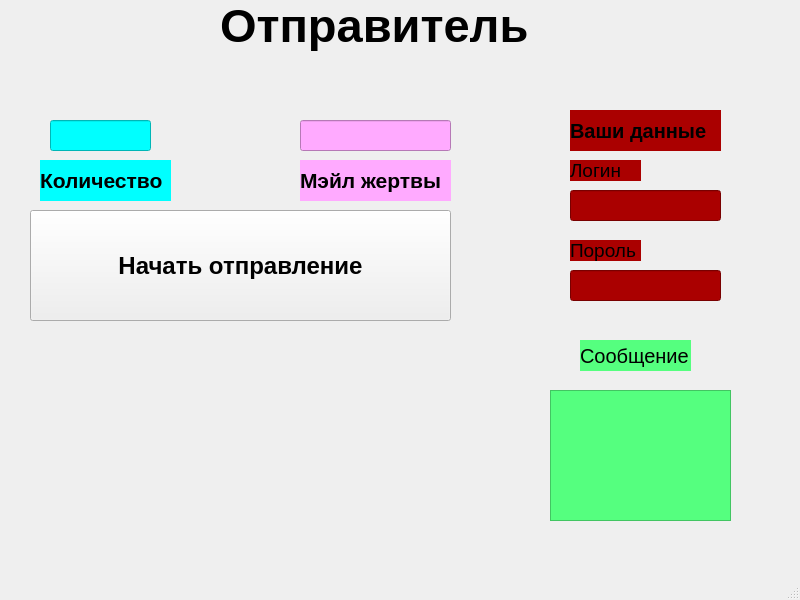
Old version of the form mydesign.ui in the repository R0n1ns/Mail-spammer.
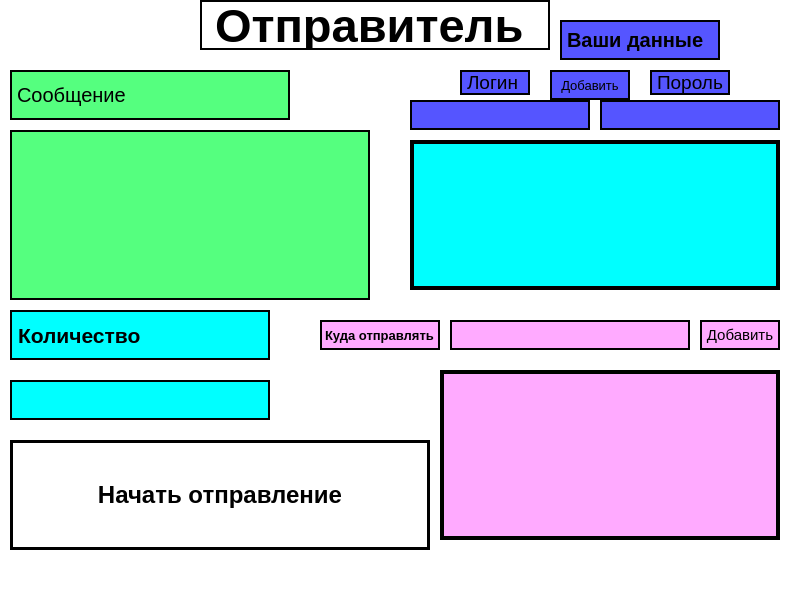
New version of the form.

Commit message: сделан нормальный уи,прикрепить к скрепту gui config v 0.49

What changed in the file:
```diff
--- a/mydesign.ui
+++ b/mydesign.ui
@@ -14,7 +14,7 @@
    <string>MainWindow</string>
   </property>
   <property name="styleSheet">
-   <string notr="true"/>
+   <string notr="true">background-color:rgb(255, 255, 255);</string>
   </property>
   <widget class="QWidget" name="centralwidget">
    <property name="minimumSize">
@@ -29,25 +29,34 @@
      <height>1600</height>
     </size>
    </property>
-   <widget class="QPushButton" name="pushButton">
+   <property name="baseSize">
+    <size>
+     <width>800</width>
+     <height>800</height>
+    </size>
+   </property>
+   <property name="styleSheet">
+    <string notr="true">background-color:rgb(255, 255, 255);</string>
+   </property>
+   <widget class="QPushButton" name="mail_send_but">
     <property name="geometry">
      <rect>
-      <x>30</x>
-      <y>210</y>
-      <width>421</width>
-      <height>111</height>
+      <x>10</x>
+      <y>440</y>
+      <width>420</width>
+      <height>110</height>
      </rect>
     </property>
     <property name="minimumSize">
      <size>
-      <width>150</width>
-      <height>35</height>
+      <width>210</width>
+      <height>55</height>
      </size>
     </property>
     <property name="maximumSize">
      <size>
-      <width>600</width>
-      <height>140</height>
+      <width>840</width>
+      <height>220</height>
      </size>
     </property>
     <property name="font">
@@ -57,6 +66,9 @@
       <bold>true</bold>
      </font>
     </property>
+    <property name="styleSheet">
+     <string notr="true">border: 3px solid black;background-color:rgb(255, 255, 255);</string>
+    </property>
     <property name="text">
      <string>Начать отправление</string>
     </property>
@@ -64,21 +76,21 @@
    <widget class="QLineEdit" name="lineEdit">
     <property name="geometry">
      <rect>
-      <x>50</x>
-      <y>120</y>
-      <width>101</width>
-      <height>31</height>
+      <x>10</x>
+      <y>380</y>
+      <width>260</width>
+      <height>40</height>
      </rect>
     </property>
     <property name="minimumSize">
      <size>
-      <width>30</width>
+      <width>130</width>
       <height>20</height>
      </size>
     </property>
     <property name="maximumSize">
      <size>
-      <width>120</width>
+      <width>520</width>
       <height>80</height>
      </size>
     </property>
@@ -90,18 +102,30 @@
      </font>
     </property>
     <property name="styleSheet">
-     <string notr="true">background-color: rgb(0, 255, 255);</string>
+     <string notr="true">background-color: rgb(0, 255, 255);border: 2px solid black;</string>
     </property>
    </widget>
    <widget class="QLabel" name="vlm">
     <property name="geometry">
      <rect>
-      <x>40</x>
-      <y>160</y>
-      <width>131</width>
-      <height>41</height>
+      <x>10</x>
+      <y>310</y>
+      <width>260</width>
+      <height>50</height>
      </rect>
     </property>
+    <property name="minimumSize">
+     <size>
+      <width>130</width>
+      <height>25</height>
+     </size>
+    </property>
+    <property name="maximumSize">
+     <size>
+      <width>520</width>
+      <height>100</height>
+     </size>
+    </property>
     <property name="font">
      <font>
       <pointsize>16</pointsize>
@@ -110,7 +134,7 @@
      </font>
     </property>
     <property name="styleSheet">
-     <string notr="true">background-color: rgb(0, 255, 255);</string>
+     <string notr="true">background-color: rgb(0, 255, 255);border: 2px solid black;</string>
     </property>
     <property name="text">
      <string>Количество</string>
@@ -119,12 +143,24 @@
    <widget class="QLabel" name="label">
     <property name="geometry">
      <rect>
-      <x>220</x>
+      <x>200</x>
       <y>0</y>
-      <width>331</width>
-      <height>51</height>
+      <width>350</width>
+      <height>50</height>
      </rect>
     </property>
+    <property name="minimumSize">
+     <size>
+      <width>175</width>
+      <height>25</height>
+     </size>
+    </property>
+    <property name="maximumSize">
+     <size>
+      <width>700</width>
+      <height>100</height>
+     </size>
+    </property>
     <property name="font">
      <font>
       <pointsize>35</pointsize>
@@ -132,6 +168,9 @@
       <bold>true</bold>
      </font>
     </property>
+    <property name="styleSheet">
+     <string notr="true">border: 2px solid black;</string>
+    </property>
     <property name="text">
      <string>Отправитель</string>
     </property>
@@ -139,19 +178,31 @@
    <widget class="QLineEdit" name="lineEdit_2">
     <property name="geometry">
      <rect>
-      <x>570</x>
-      <y>270</y>
-      <width>151</width>
-      <height>31</height>
+      <x>600</x>
+      <y>100</y>
+      <width>180</width>
+      <height>30</height>
      </rect>
     </property>
+    <property name="minimumSize">
+     <size>
+      <width>90</width>
+      <height>15</height>
+     </size>
+    </property>
+    <property name="maximumSize">
+     <size>
+      <width>360</width>
+      <height>60</height>
+     </size>
+    </property>
     <property name="font">
      <font>
       <pointsize>15</pointsize>
      </font>
     </property>
     <property name="styleSheet">
-     <string notr="true">background-color:rgb(170, 0, 0);</string>
+     <string notr="true">background-color:rgb(85, 85, 255);border: 2px solid black;</string>
     </property>
     <property name="text">
      <string/>
@@ -160,48 +211,84 @@
    <widget class="QLineEdit" name="lineEdit_3">
     <property name="geometry">
      <rect>
-      <x>300</x>
-      <y>120</y>
-      <width>151</width>
-      <height>31</height>
+      <x>450</x>
+      <y>320</y>
+      <width>240</width>
+      <height>30</height>
      </rect>
     </property>
+    <property name="minimumSize">
+     <size>
+      <width>120</width>
+      <height>15</height>
+     </size>
+    </property>
+    <property name="maximumSize">
+     <size>
+      <width>480</width>
+      <height>60</height>
+     </size>
+    </property>
     <property name="styleSheet">
-     <string notr="true">background-color: rgb(255, 170, 255);</string>
+     <string notr="true">background-color: rgb(255, 170, 255);border: 2px solid black;</string>
     </property>
    </widget>
    <widget class="QLabel" name="vlm_2">
     <property name="geometry">
      <rect>
-      <x>300</x>
-      <y>160</y>
-      <width>151</width>
-      <height>41</height>
+      <x>320</x>
+      <y>320</y>
+      <width>120</width>
+      <height>30</height>
      </rect>
     </property>
+    <property name="minimumSize">
+     <size>
+      <width>60</width>
+      <height>15</height>
+     </size>
+    </property>
+    <property name="maximumSize">
+     <size>
+      <width>240</width>
+      <height>60</height>
+     </size>
+    </property>
     <property name="font">
      <font>
-      <pointsize>16</pointsize>
+      <pointsize>10</pointsize>
       <weight>75</weight>
       <bold>true</bold>
      </font>
     </property>
     <property name="styleSheet">
-     <string notr="true">background-color: rgb(255, 170, 255);</string>
+     <string notr="true">background-color: rgb(255, 170, 255);border: 2px solid black;</string>
     </property>
     <property name="text">
-     <string>Мэйл жертвы</string>
+     <string>Куда отправлять</string>
     </property>
    </widget>
    <widget class="QLabel" name="label_2">
     <property name="geometry">
      <rect>
-      <x>570</x>
-      <y>110</y>
-      <width>151</width>
-      <height>41</height>
+      <x>560</x>
+      <y>20</y>
+      <width>160</width>
+      <height>40</height>
      </rect>
     </property>
+    <property name="minimumSize">
+     <size>
+      <width>80</width>
+      <height>20</height>
+     </size>
+    </property>
+    <property name="maximumSize">
+     <size>
+      <width>320</width>
+      <height>80</height>
+     </size>
+    </property>
     <property name="font">
      <font>
       <pointsize>15</pointsize>
@@ -210,7 +297,7 @@
      </font>
     </property>
     <property name="styleSheet">
-     <string notr="true">background-color:rgb(170, 0, 0);</string>
+     <string notr="true">background-color:rgb(85, 85, 255);border: 2px solid black;</string>
     </property>
     <property name="text">
      <string>Ваши данные</string>
@@ -219,19 +306,31 @@
    <widget class="QLineEdit" name="lineEdit_4">
     <property name="geometry">
      <rect>
-      <x>570</x>
-      <y>190</y>
-      <width>151</width>
-      <height>31</height>
+      <x>410</x>
+      <y>100</y>
+      <width>180</width>
+      <height>30</height>
      </rect>
     </property>
+    <property name="minimumSize">
+     <size>
+      <width>90</width>
+      <height>15</height>
+     </size>
+    </property>
+    <property name="maximumSize">
+     <size>
+      <width>360</width>
+      <height>60</height>
+     </size>
+    </property>
     <property name="font">
      <font>
       <pointsize>15</pointsize>
      </font>
     </property>
     <property name="styleSheet">
-     <string notr="true">background-color:rgb(170, 0, 0);</string>
+     <string notr="true">background-color:rgb(85, 85, 255);border: 2px solid black;</string>
     </property>
     <property name="text">
      <string/>
@@ -240,32 +339,56 @@
    <widget class="QTextEdit" name="textEdit">
     <property name="geometry">
      <rect>
-      <x>550</x>
-      <y>390</y>
-      <width>181</width>
-      <height>131</height>
+      <x>10</x>
+      <y>130</y>
+      <width>360</width>
+      <height>170</height>
      </rect>
     </property>
+    <property name="minimumSize">
+     <size>
+      <width>180</width>
+      <height>85</height>
+     </size>
+    </property>
+    <property name="maximumSize">
+     <size>
+      <width>720</width>
+      <height>340</height>
+     </size>
+    </property>
     <property name="styleSheet">
-     <string notr="true">background-color:rgb(85, 255, 127);</string>
+     <string notr="true">background-color:rgb(85, 255, 127);border: 2px solid black;</string>
     </property>
    </widget>
    <widget class="QLabel" name="label_3">
     <property name="geometry">
      <rect>
-      <x>570</x>
-      <y>240</y>
-      <width>71</width>
-      <height>21</height>
+      <x>650</x>
+      <y>70</y>
+      <width>80</width>
+      <height>25</height>
      </rect>
     </property>
+    <property name="minimumSize">
+     <size>
+      <width>40</width>
+      <height>12</height>
+     </size>
+    </property>
+    <property name="maximumSize">
+     <size>
+      <width>160</width>
+      <height>50</height>
+     </size>
+    </property>
     <property name="font">
      <font>
       <pointsize>14</pointsize>
      </font>
     </property>
     <property name="styleSheet">
-     <string notr="true">background-color:rgb(170, 0, 0);</string>
+     <string notr="true">background-color:rgb(85, 85, 255);border: 2px solid black;</string>
     </property>
     <property name="text">
      <string>Пороль</string>
@@ -274,19 +397,31 @@
    <widget class="QLabel" name="label_4">
     <property name="geometry">
      <rect>
-      <x>570</x>
-      <y>160</y>
-      <width>71</width>
-      <height>21</height>
+      <x>460</x>
+      <y>70</y>
+      <width>70</width>
+      <height>25</height>
      </rect>
     </property>
+    <property name="minimumSize">
+     <size>
+      <width>35</width>
+      <height>12</height>
+     </size>
+    </property>
+    <property name="maximumSize">
+     <size>
+      <width>140</width>
+      <height>50</height>
+     </size>
+    </property>
     <property name="font">
      <font>
       <pointsize>14</pointsize>
      </font>
     </property>
     <property name="styleSheet">
-     <string notr="true">background-color:rgb(170, 0, 0);</string>
+     <string notr="true">background-color:rgb(85, 85, 255);border: 2px solid black;</string>
     </property>
     <property name="text">
      <string>Логин</string>
@@ -295,24 +430,178 @@
    <widget class="QLabel" name="label_5">
     <property name="geometry">
      <rect>
-      <x>580</x>
-      <y>340</y>
-      <width>111</width>
-      <height>31</height>
+      <x>10</x>
+      <y>70</y>
+      <width>280</width>
+      <height>50</height>
      </rect>
     </property>
+    <property name="minimumSize">
+     <size>
+      <width>140</width>
+      <height>25</height>
+     </size>
+    </property>
+    <property name="maximumSize">
+     <size>
+      <width>560</width>
+      <height>100</height>
+     </size>
+    </property>
     <property name="font">
      <font>
       <pointsize>15</pointsize>
      </font>
     </property>
     <property name="styleSheet">
-     <string notr="true">background-color:rgb(85, 255, 127);</string>
+     <string notr="true">background-color:rgb(85, 255, 127);border: 2px solid black;</string>
     </property>
     <property name="text">
      <string>Сообщение</string>
     </property>
    </widget>
+   <widget class="QScrollArea" name="area_us_dt">
+    <property name="geometry">
+     <rect>
+      <x>410</x>
+      <y>140</y>
+      <width>370</width>
+      <height>150</height>
+     </rect>
+    </property>
+    <property name="minimumSize">
+     <size>
+      <width>185</width>
+      <height>75</height>
+     </size>
+    </property>
+    <property name="maximumSize">
+     <size>
+      <width>740</width>
+      <height>300</height>
+     </size>
+    </property>
+    <property name="styleSheet">
+     <string notr="true">background-color:rgb(0, 255, 255);border: 2px solid black;</string>
+    </property>
+    <property name="widgetResizable">
+     <bool>true</bool>
+    </property>
+    <widget class="QWidget" name="scrollAreaWidgetContents">
+     <property name="geometry">
+      <rect>
+       <x>0</x>
+       <y>0</y>
+       <width>366</width>
+       <height>146</height>
+      </rect>
+     </property>
+    </widget>
+   </widget>
+   <widget class="QScrollArea" name="area_to">
+    <property name="geometry">
+     <rect>
+      <x>440</x>
+      <y>370</y>
+      <width>340</width>
+      <height>170</height>
+     </rect>
+    </property>
+    <property name="minimumSize">
+     <size>
+      <width>170</width>
+      <height>85</height>
+     </size>
+    </property>
+    <property name="maximumSize">
+     <size>
+      <width>680</width>
+      <height>340</height>
+     </size>
+    </property>
+    <property name="styleSheet">
+     <string notr="true">background-color:rgb(255, 170, 255);border: 2px solid black;</string>
+    </property>
+    <property name="widgetResizable">
+     <bool>true</bool>
+    </property>
+    <widget class="QWidget" name="scrollAreaWidgetContents_2">
+     <property name="geometry">
+      <rect>
+       <x>0</x>
+       <y>0</y>
+       <width>336</width>
+       <height>166</height>
+      </rect>
+     </property>
+    </widget>
+   </widget>
+   <widget class="QPushButton" name="add_to_but">
+    <property name="geometry">
+     <rect>
+      <x>700</x>
+      <y>320</y>
+      <width>80</width>
+      <height>30</height>
+     </rect>
+    </property>
+    <property name="minimumSize">
+     <size>
+      <width>40</width>
+      <height>15</height>
+     </size>
+    </property>
+    <property name="maximumSize">
+     <size>
+      <width>160</width>
+      <height>60</height>
+     </size>
+    </property>
+    <property name="font">
+     <font>
+      <pointsize>11</pointsize>
+     </font>
+    </property>
+    <property name="styleSheet">
+     <string notr="true">background-color: rgb(255, 170, 255);border: 2px solid black;</string>
+    </property>
+    <property name="text">
+     <string>Добавить</string>
+    </property>
+   </widget>
+   <widget class="QPushButton" name="add_us_dt_but">
+    <property name="geometry">
+     <rect>
+      <x>550</x>
+      <y>70</y>
+      <width>80</width>
+      <height>30</height>
+     </rect>
+    </property>
+    <property name="minimumSize">
+     <size>
+      <width>40</width>
+      <height>15</height>
+     </size>
+    </property>
+    <property name="maximumSize">
+     <size>
+      <width>160</width>
+      <height>60</height>
+     </size>
+    </property>
+    <property name="font">
+     <font>
+      <pointsize>10</pointsize>
+     </font>
+    </property>
+    <property name="styleSheet">
+     <string notr="true">border: 2px solid black;background-color:rgb(85, 85, 255);border: 2px solid black;</string>
+    </property>
+    <property name="text">
+     <string>Добавить</string>
+    </property>
+   </widget>
   </widget>
   <widget class="QMenuBar" name="menubar">
    <property name="geometry">
```
Left out of the diff: 32 changed lines with no effect on the pictures. The commit also changes 1 other file.
